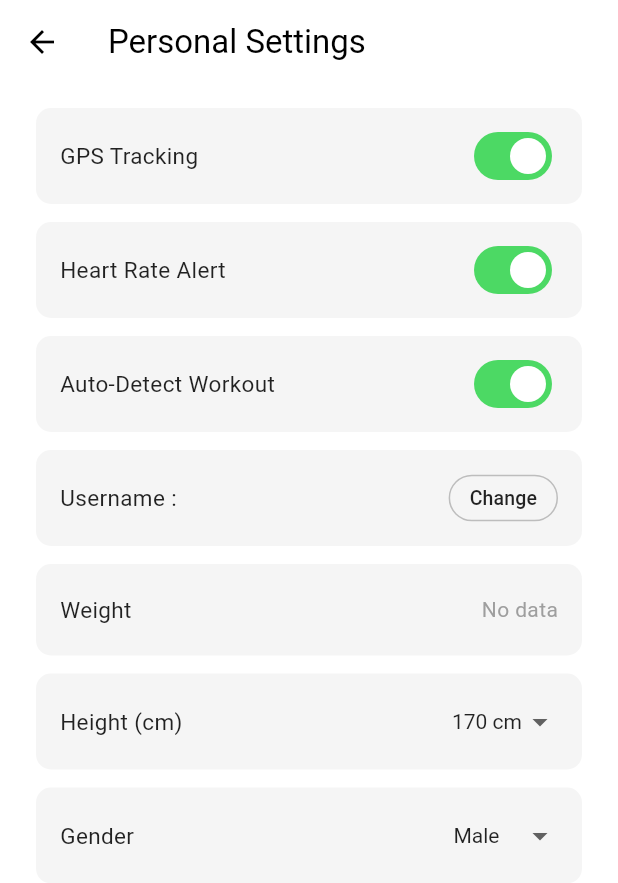
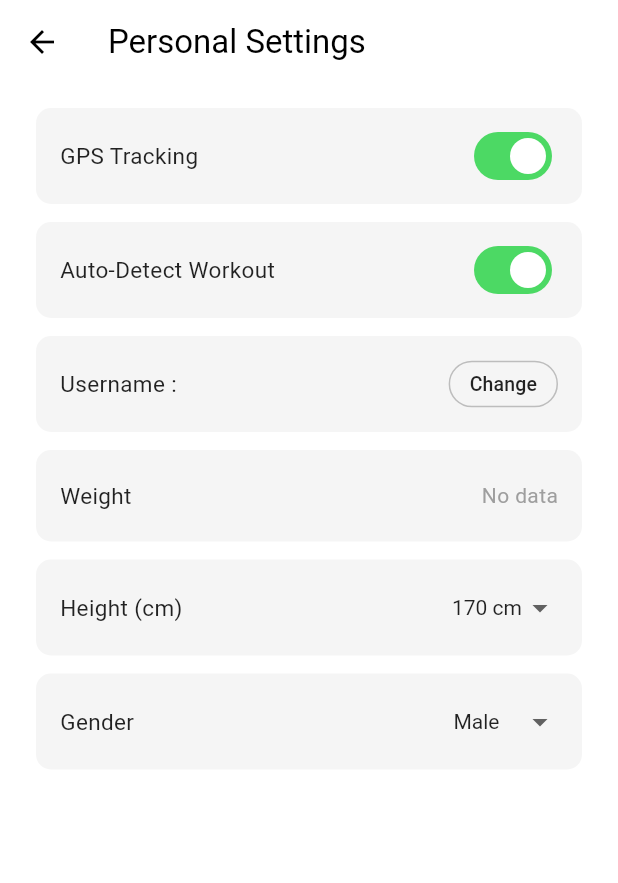
Before and after one commit to LucasLau11/mad_asgm_test, a Flutter app: the AnalyticsPersonalSettingsView screen opened directly, on a phone screen of 412 x 824 dp. Shown: the top 883 px of the screen. Run offline on Flutter 3.47's test engine with Material 3 defaults, Android fonts, the phone set to English and light mode, and no system bars; our stand-ins replace camera, flutter_local_notifications, flutter_map, geolocator, image_picker, latlong2 and 5 more; missing offline and left inert: flutter_foreground_task, google_mlkit_pose_detection, tflite_flutter; accounts and stored records are empty; Roboto replaces fonts that are missing (SF Pro Display).

Commit message:
Heart Rate - 0

```diff
--- a/lib/models/analytic_model/analytics_app_state.dart
+++ b/lib/models/analytic_model/analytics_app_state.dart
@@ -18,7 +18,7 @@ class AnalyticsAppState extends ChangeNotifier {
   static const _keyWorkoutReminder = 'analytics_workoutReminder';
   static const _keyMeasurementUnit = 'analytics_measurementUnit';
   static const _keyGpsTracking     = 'analytics_gpsTracking';
-  static const _keyHeartRateAlert  = 'analytics_heartRateAlert';
+
   static const _keyAutoDetect      = 'analytics_autoDetectWorkout';
   static const _keyWeight          = 'analytics_weight';
   static const _keyHeight          = 'analytics_height';
@@ -143,14 +143,6 @@ class AnalyticsAppState extends ChangeNotifier {
     _prefs?.setBool(_userKey(_keyGpsTracking), value);
   }
 
-  bool _heartRateAlert = true;
-  bool get heartRateAlert => _heartRateAlert;
-  void setHeartRateAlert(bool value) {
-    _heartRateAlert = value;
-    notifyListeners();
-    _prefs?.setBool(_userKey(_keyHeartRateAlert), value);
-  }
-
   bool _autoDetectWorkout = true;
   bool get autoDetectWorkout => _autoDetectWorkout;
   void setAutoDetectWorkout(bool value) {
@@ -242,7 +234,6 @@ class AnalyticsAppState extends ChangeNotifier {
     _workoutReminder   = _prefs?.getBool(_userKey(_keyWorkoutReminder))   ?? true;
     _measurementUnit   = _prefs?.getString(_userKey(_keyMeasurementUnit)) ?? 'Metric';
     _gpsTracking       = _prefs?.getBool(_userKey(_keyGpsTracking))       ?? true;
-    _heartRateAlert    = _prefs?.getBool(_userKey(_keyHeartRateAlert))    ?? true;
     _autoDetectWorkout = _prefs?.getBool(_userKey(_keyAutoDetect))        ?? true;
     _gender            = _prefs?.getString(_userKey(_keyGender))          ?? 'Male';
 
@@ -280,7 +271,6 @@ class AnalyticsAppState extends ChangeNotifier {
     _workoutReminder   = true;
     _measurementUnit   = 'Metric';
     _gpsTracking       = true;
-    _heartRateAlert    = true;
     _autoDetectWorkout = true;
     _weight            = '75 kg';
     _height            = '170 cm';
--- a/lib/views/analytic_view/analytics_personal_settings_view.dart
+++ b/lib/views/analytic_view/analytics_personal_settings_view.dart
@@ -87,9 +87,6 @@ class _AnalyticsPersonalSettingsViewState
               children: [
                 _toggleCard('GPS Tracking', appState.gpsTracking, cardColor,
                     textColor, (v) => appState.setGpsTracking(v)),
-                const SizedBox(height: 12),
-                _toggleCard('Heart Rate Alert', appState.heartRateAlert,
-                    cardColor, textColor, (v) => appState.setHeartRateAlert(v)),
                 const SizedBox(height: 12),
                 _toggleCard(
                     'Auto-Detect Workout',
```
